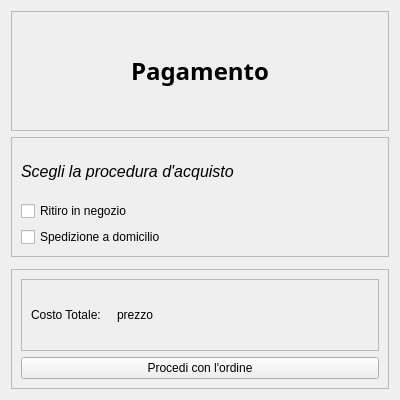
This is projectIS/ordine/view/VistaPagamento.ui in chritianchiappa/progetto_panificio as Qt 5 draws it before an edit. The edited form follows.
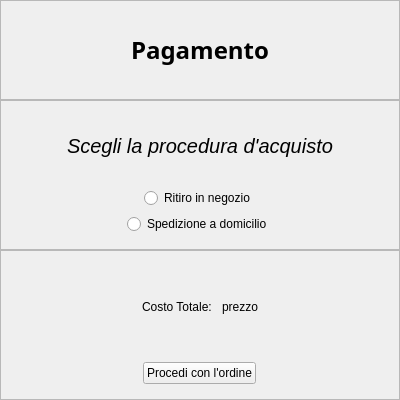
This is the edited form.

The edit to the form file:
```diff
--- a/projectIS/ordine/view/VistaPagamento.ui
+++ b/projectIS/ordine/view/VistaPagamento.ui
@@ -26,6 +26,21 @@
    <string>Form</string>
   </property>
   <layout class="QVBoxLayout" name="verticalLayout">
+   <property name="spacing">
+    <number>0</number>
+   </property>
+   <property name="leftMargin">
+    <number>0</number>
+   </property>
+   <property name="topMargin">
+    <number>0</number>
+   </property>
+   <property name="rightMargin">
+    <number>0</number>
+   </property>
+   <property name="bottomMargin">
+    <number>0</number>
+   </property>
    <item>
     <widget class="QFrame" name="frame_2">
      <property name="sizePolicy">
@@ -34,6 +49,12 @@
        <verstretch>0</verstretch>
       </sizepolicy>
      </property>
+     <property name="maximumSize">
+      <size>
+       <width>16777215</width>
+       <height>100</height>
+      </size>
+     </property>
      <property name="frameShape">
       <enum>QFrame::StyledPanel</enum>
      </property>
@@ -73,12 +94,12 @@
       <enum>QFrame::Raised</enum>
      </property>
      <layout class="QVBoxLayout" name="verticalLayout_2">
-      <item>
+      <item alignment="Qt::AlignHCenter">
        <widget class="QLabel" name="label_2">
         <property name="font">
          <font>
           <family>Arial</family>
-          <pointsize>12</pointsize>
+          <pointsize>15</pointsize>
           <italic>true</italic>
           <bold>false</bold>
          </font>
@@ -88,31 +109,37 @@
         </property>
        </widget>
       </item>
-      <item>
-       <widget class="QCheckBox" name="ritiro_negozio">
+      <item alignment="Qt::AlignHCenter">
+       <widget class="QRadioButton" name="ritiro_negozio">
         <property name="text">
          <string>Ritiro in negozio</string>
         </property>
        </widget>
       </item>
-      <item>
-       <widget class="QCheckBox" name="spedizione">
+      <item alignment="Qt::AlignHCenter">
+       <widget class="QRadioButton" name="spedizione">
         <property name="text">
          <string>Spedizione a domicilio</string>
         </property>
        </widget>
       </item>
-     </layout>
-    </widget>
-   </item>
    <item>
     <widget class="QFrame" name="slide_frame">
+        <property name="sizePolicy">
+         <sizepolicy hsizetype="Expanding" vsizetype="Expanding">
+          <horstretch>0</horstretch>
+          <verstretch>0</verstretch>
+         </sizepolicy>
+        </property>
      <property name="maximumSize">
       <size>
        <width>16777215</width>
        <height>0</height>
       </size>
      </property>
+        <property name="styleSheet">
+         <string notr="true">border:none;</string>
+        </property>
      <property name="frameShape">
       <enum>QFrame::StyledPanel</enum>
      </property>
@@ -120,11 +147,32 @@
       <enum>QFrame::Raised</enum>
      </property>
      <layout class="QVBoxLayout" name="verticalLayout_4">
+         <property name="topMargin">
+          <number>0</number>
+         </property>
+         <property name="bottomMargin">
+          <number>0</number>
+         </property>
       <item>
        <widget class="QLineEdit" name="indirizzo_consegna">
+           <property name="sizePolicy">
+            <sizepolicy hsizetype="Expanding" vsizetype="Expanding">
+             <horstretch>0</horstretch>
+             <verstretch>0</verstretch>
+            </sizepolicy>
+           </property>
+           <property name="maximumSize">
+            <size>
+             <width>16777215</width>
+             <height>30</height>
+            </size>
+           </property>
         <property name="placeholderText">
-         <string>Immetti indirizzo di consegna</string>
-        </property>
+            <string>Immetti un indirizzo di consegna</string>
+           </property>
+          </widget>
+         </item>
+        </layout>
        </widget>
       </item>
      </layout>
@@ -145,8 +193,26 @@
       <enum>QFrame::Raised</enum>
      </property>
      <layout class="QVBoxLayout" name="verticalLayout_3">
-      <item>
+      <property name="spacing">
+       <number>0</number>
+      </property>
+      <property name="leftMargin">
+       <number>0</number>
+      </property>
+      <property name="topMargin">
+       <number>0</number>
+      </property>
+      <property name="rightMargin">
+       <number>0</number>
+      </property>
+      <property name="bottomMargin">
+       <number>15</number>
+      </property>
+      <item alignment="Qt::AlignHCenter">
        <widget class="QFrame" name="frame_4">
+        <property name="styleSheet">
+         <string notr="true">border:none</string>
+        </property>
         <property name="frameShape">
          <enum>QFrame::StyledPanel</enum>
         </property>
@@ -154,7 +220,16 @@
          <enum>QFrame::Raised</enum>
         </property>
         <layout class="QHBoxLayout" name="horizontalLayout_2">
-         <item>
+         <property name="leftMargin">
+          <number>9</number>
+         </property>
+         <property name="topMargin">
+          <number>0</number>
+         </property>
+         <property name="bottomMargin">
+          <number>0</number>
+         </property>
+         <item alignment="Qt::AlignHCenter">
           <widget class="QLabel" name="label_3">
            <property name="maximumSize">
             <size>
@@ -167,7 +242,7 @@
            </property>
           </widget>
          </item>
-         <item>
+         <item alignment="Qt::AlignLeft">
           <widget class="QLabel" name="prezzo_totale">
            <property name="text">
             <string>prezzo</string>
@@ -177,8 +252,11 @@
         </layout>
        </widget>
       </item>
-      <item>
+      <item alignment="Qt::AlignHCenter">
        <widget class="QPushButton" name="ordina_button">
+        <property name="cursor">
+         <cursorShape>PointingHandCursor</cursorShape>
+        </property>
         <property name="text">
          <string>Procedi con l'ordine</string>
         </property>
```
Lines whose indentation alone changed are shown as unchanged.
